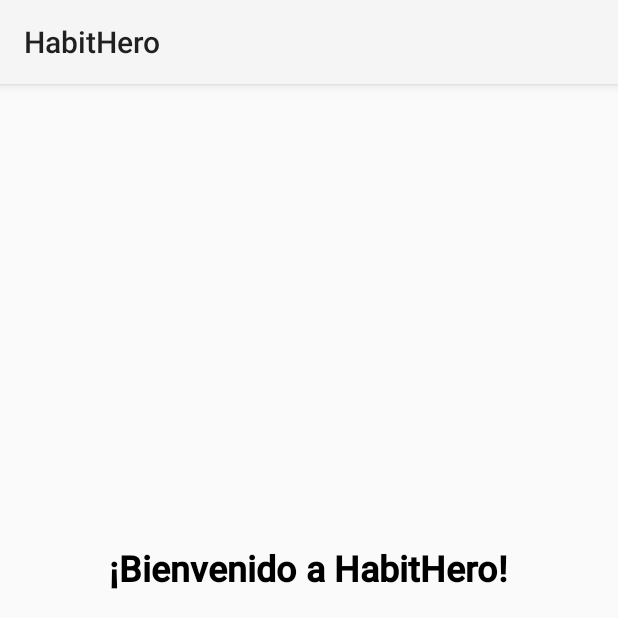
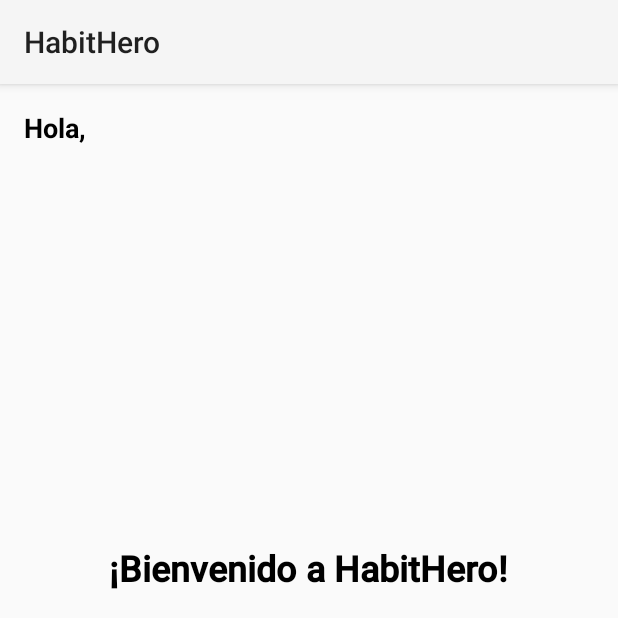
Before and after one commit to AlejandroVialardSantana/HabitHero, an Android app: the fragment HomeFragment shown on its own in the app's theme, on a phone screen of 412 x 824 dp, the top half of it. Run offline under Robolectric (Android 15) with nearby library versions, the phone set to English and light mode, and no system bars; our stand-ins replace Firebase (no records; nobody signed in at launch, a user with empty details on screens opened directly); libraries missing offline, so code that uses them is left out: io.grpc.

Commit message:
FEAT: Nombre de usuario y arreglo de datos en inglés

```diff
--- a/app/build.gradle.kts
+++ b/app/build.gradle.kts
@@ -42,13 +42,14 @@ android {
 }
 
 dependencies {
+    implementation ("com.github.PhilJay:MPAndroidChart:v3.1.0")
     implementation("androidx.cardview:cardview:1.0.0")
     implementation("androidx.navigation:navigation-fragment-ktx:2.7.7")
     implementation("androidx.navigation:navigation-ui-ktx:2.7.7")
     implementation(platform("com.google.firebase:firebase-bom:32.8.0"))
     implementation("com.google.firebase:firebase-firestore")
     implementation("com.google.firebase:firebase-analytics")
-    implementation("com.google.android.gms:play-services-auth:21.0.0")
+    implementation("com.google.android.gms:play-services-auth:21.1.1")
     implementation("com.google.firebase:firebase-auth")
     implementation("androidx.core:core-ktx:1.13.0")
     implementation("androidx.appcompat:appcompat:1.6.1")
--- a/app/src/main/java/com/avs/habithero/models/Habit.kt
+++ b/app/src/main/java/com/avs/habithero/models/Habit.kt
@@ -4,7 +4,7 @@ data class Habit(
     var habitId: String? = null,
     val title: String = "",
     val type: String = "",
-    val frequencyType: String = "Weekly",
+    val frequencyType: String = "",
     val selectedDays: List<Boolean> = listOf(false, false, false, false, false, false, false),
     val notificationTimes: List<String> = listOf(),
     val duration: Int = 0,
--- a/app/src/main/java/com/avs/habithero/models/User.kt
+++ b/app/src/main/java/com/avs/habithero/models/User.kt
@@ -1,7 +1,7 @@
 package com.avs.habithero.models
 
 data class User(
-    val userId: String,
-    val username: String,
-    val email: String,
+    val userId: String = "",
+    val username: String = "",
+    val email: String = ""
 )
--- a/app/src/main/java/com/avs/habithero/repositories/AuthRepository.kt
+++ b/app/src/main/java/com/avs/habithero/repositories/AuthRepository.kt
@@ -59,7 +59,7 @@ class AuthRepository {
         return result
     }
 
-    fun saveUserData(user: User, result: MutableLiveData<Result<Boolean>>) {
+    private fun saveUserData(user: User, result: MutableLiveData<Result<Boolean>>) {
         val userData = hashMapOf(
             "userId" to user.userId,
             "username" to user.username,
@@ -87,4 +87,18 @@ class AuthRepository {
     fun getCurrentUserId(): String {
         return auth.currentUser?.uid ?: ""
     }
+
+    fun getUsername(): LiveData<String> {
+        val result = MutableLiveData<String>()
+
+        db.collection("users").document(getCurrentUserId()).get().addOnCompleteListener { task ->
+            if (task.isSuccessful) {
+                val username = task.result?.getString("username") ?: ""
+                result.value = username
+            } else {
+                result.value = ""
+            }
+        }
+        return result
+    }
 }
--- a/app/src/main/java/com/avs/habithero/repositories/HabitRepository.kt
+++ b/app/src/main/java/com/avs/habithero/repositories/HabitRepository.kt
@@ -24,6 +24,7 @@ class HabitRepository {
                     _habits.postValue(habits)
                 } else {
                     Log.d("HabitRepository", "Current data: null")
+                    _habits.postValue(emptyList())
                 }
             }
     }
--- a/app/src/main/java/com/avs/habithero/ui/fragments/HomeFragment.kt
+++ b/app/src/main/java/com/avs/habithero/ui/fragments/HomeFragment.kt
@@ -4,6 +4,7 @@ import android.os.Bundle
 import android.os.Handler
 import android.os.Looper
 import android.view.LayoutInflater
+import android.view.MotionEvent
 import android.view.View
 import android.view.ViewGroup
 import androidx.fragment.app.Fragment
@@ -11,7 +12,9 @@ import androidx.navigation.fragment.findNavController
 import androidx.recyclerview.widget.LinearLayoutManager
 import com.avs.habithero.adapters.HabitAdapter
 import com.avs.habithero.databinding.FragmentHomeBinding
+import com.avs.habithero.repositories.AuthRepository
 import com.avs.habithero.repositories.HabitRepository
+import com.avs.habithero.viewmodel.AuthViewModel
 import com.avs.habithero.viewmodel.HomeViewModel
 import java.util.Calendar
 
@@ -21,10 +24,12 @@ class HomeFragment: Fragment() {
     private val binding get() = _binding!!
     private lateinit var habitAdapter: HabitAdapter
     private lateinit var viewModel: HomeViewModel
+    private lateinit var authViewModel: AuthViewModel
 
     override fun onCreateView(inflater: LayoutInflater, container: ViewGroup?, savedInstanceState: Bundle?): View? {
         _binding = FragmentHomeBinding.inflate(inflater, container, false)
         viewModel = HomeViewModel(HabitRepository())
+        authViewModel = AuthViewModel(AuthRepository())
         return binding.root
     }
 
@@ -34,11 +39,22 @@ class HomeFragment: Fragment() {
         observeHabits()
         scheduleMidnightRefresh()
 
+        binding.loading.visibility = View.VISIBLE
+        binding.welcomeMessage.visibility = View.INVISIBLE
+        binding.subWelcomeMessage.visibility = View.INVISIBLE
+        binding.habitsRecyclerView.visibility = View.INVISIBLE
+        binding.addHabit.visibility = View.INVISIBLE
+
+        authViewModel.getUsername().observe(viewLifecycleOwner) { username ->
+            binding.username.text = username
+        }
+
         binding.addHabit.setOnClickListener {
             val action = HomeFragmentDirections.actionHomeFragmentToAddHabitFragment(null)
             findNavController().navigate(action)
         }
     }
+
 
     override fun onDestroyView() {
         super.onDestroyView()
@@ -49,20 +65,39 @@ class HomeFragment: Fragment() {
         viewModel.habits.observe(viewLifecycleOwner) { allHabits ->
             val dayOfWeekIndex = Calendar.getInstance().get(Calendar.DAY_OF_WEEK)
             val currentDayIndex = if (dayOfWeekIndex == Calendar.SUNDAY) {
-                6 // Si es domingo (1 en Calendar), será 6 (sábado) en selectedDays
+                6
             } else {
-                dayOfWeekIndex - 2 // Para el resto, ajusta en consecuencia
+                dayOfWeekIndex - 2
             }
 
             val filteredHabits = allHabits.filter { it.selectedDays[currentDayIndex] }
             habitAdapter.updateData(filteredHabits)
-            updateWelcomeMessageVisibility(filteredHabits.isEmpty())
+
+            binding.loading.visibility = View.GONE
+            binding.addHabit.visibility = View.VISIBLE
+            if (filteredHabits.isEmpty()) {
+                binding.welcomeMessage.visibility = View.VISIBLE
+                binding.subWelcomeMessage.visibility = View.VISIBLE
+                binding.habitsRecyclerView.visibility = View.GONE
+            } else {
+                binding.welcomeMessage.visibility = View.GONE
+                binding.subWelcomeMessage.visibility = View.GONE
+                binding.habitsRecyclerView.visibility = View.VISIBLE
+            }
         }
     }
 
+
     private fun updateWelcomeMessageVisibility(isEmpty: Boolean) {
-        binding.welcomeMessage.visibility = if (isEmpty) View.VISIBLE else View.GONE
-        binding.subWelcomeMessage.visibility = if (isEmpty) View.VISIBLE else View.GONE
+        if (isEmpty) {
+            binding.welcomeMessage.visibility = View.VISIBLE
+            binding.subWelcomeMessage.visibility = View.VISIBLE
+            binding.habitsRecyclerView.visibility = View.GONE
+        } else {
+            binding.welcomeMessage.visibility = View.GONE
+            binding.subWelcomeMessage.visibility = View.GONE
+            binding.habitsRecyclerView.visibility = View.VISIBLE
+        }
     }
 
     private fun setupRecyclerView() {
--- a/app/src/main/java/com/avs/habithero/viewmodel/AuthViewModel.kt
+++ b/app/src/main/java/com/avs/habithero/viewmodel/AuthViewModel.kt
@@ -4,6 +4,7 @@ import androidx.lifecycle.LiveData
 import androidx.lifecycle.ViewModel
 import com.avs.habithero.repositories.AuthRepository
 import com.google.firebase.auth.AuthCredential
+import io.grpc.Context
 
 class AuthViewModel(private val authRepository: AuthRepository) : ViewModel() {
 
@@ -26,4 +27,8 @@ class AuthViewModel(private val authRepository: AuthRepository) : ViewModel() {
     fun signOut() {
         authRepository.signOut()
     }
+
+    fun getUsername(): LiveData<String> {
+        return authRepository.getUsername()
+    }
 }
--- a/app/src/main/java/com/avs/habithero/viewmodel/HomeViewModel.kt
+++ b/app/src/main/java/com/avs/habithero/viewmodel/HomeViewModel.kt
@@ -4,8 +4,6 @@ import android.app.AlarmManager
 import android.app.PendingIntent
 import android.content.Context
 import android.content.Intent
-import android.os.Build
-import android.provider.CalendarContract
 import android.util.Log
 import androidx.lifecycle.LiveData
 import androidx.lifecycle.ViewModel
--- a/app/src/main/res/layout/fragment_home.xml
+++ b/app/src/main/res/layout/fragment_home.xml
@@ -14,9 +14,10 @@
         android:textColor="@color/black"
         android:textSize="24sp"
         android:textStyle="bold"
+        android:visibility="invisible"
         app:layout_constraintBottom_toBottomOf="parent"
-        app:layout_constraintLeft_toLeftOf="parent"
-        app:layout_constraintRight_toRightOf="parent"
+        app:layout_constraintEnd_toEndOf="parent"
+        app:layout_constraintStart_toStartOf="parent"
         app:layout_constraintTop_toTopOf="parent"
         app:layout_constraintVertical_bias="0.416" />
 
@@ -29,6 +30,7 @@
         android:textAlignment="center"
         android:textColor="@color/black"
         android:textSize="18sp"
+        android:visibility="invisible"
         app:layout_constraintBottom_toBottomOf="parent"
         app:layout_constraintHorizontal_bias="0.491"
         app:layout_constraintLeft_toLeftOf="parent"
@@ -39,18 +41,20 @@
     <androidx.recyclerview.widget.RecyclerView
         android:id="@+id/habitsRecyclerView"
         android:layout_width="0dp"
-        android:layout_height="0dp"
+        android:layout_height="570dp"
+        android:visibility="invisible"
         app:layout_constraintBottom_toTopOf="@id/addHabit"
         app:layout_constraintEnd_toEndOf="parent"
         app:layout_constraintHorizontal_bias="0.0"
         app:layout_constraintStart_toStartOf="parent"
-        app:layout_constraintTop_toTopOf="parent"
-        app:layout_constraintVertical_bias="0.0" />
+        app:layout_constraintTop_toBottomOf="@+id/username"
+        app:layout_constraintVertical_bias="0.816" />
 
     <com.google.android.material.floatingactionbutton.FloatingActionButton
         android:id="@+id/addHabit"
         android:layout_width="wrap_content"
         android:layout_height="wrap_content"
+        android:visibility="invisible"
         android:contentDescription="Add Habit"
         app:layout_constraintBottom_toBottomOf="parent"
         app:layout_constraintEnd_toEndOf="parent"
@@ -60,4 +64,43 @@
         app:layout_constraintVertical_bias="0.976"
         app:srcCompat="@drawable/ic_add" />
 
+    <ProgressBar
+        android:id="@+id/loading"
+        android:layout_width="wrap_content"
+        android:layout_height="wrap_content"
+        app:layout_constraintBottom_toBottomOf="parent"
+        app:layout_constraintEnd_toEndOf="parent"
+        app:layout_constraintStart_toStartOf="parent"
+        app:layout_constraintTop_toTopOf="parent"/>
+
+    <TextView
+        android:id="@+id/textView3"
+        android:layout_width="wrap_content"
+        android:layout_height="wrap_content"
+        android:text="@string/hello"
+        android:textColor="@color/black"
+        android:textSize="18sp"
+        android:textStyle="bold"
+        app:layout_constraintBottom_toBottomOf="parent"
+        app:layout_constraintEnd_toEndOf="parent"
+        app:layout_constraintHorizontal_bias="0.043"
+        app:layout_constraintStart_toStartOf="parent"
+        app:layout_constraintTop_toTopOf="parent"
+        app:layout_constraintVertical_bias="0.022" />
+
+    <TextView
+        android:id="@+id/username"
+        android:layout_width="wrap_content"
+        android:layout_height="wrap_content"
+        android:text=""
+        android:textColor="@color/black"
+        android:textSize="18sp"
+        android:textStyle="bold"
+        app:layout_constraintBottom_toBottomOf="parent"
+        app:layout_constraintEnd_toEndOf="parent"
+        app:layout_constraintHorizontal_bias="0.0"
+        app:layout_constraintStart_toEndOf="@+id/textView3"
+        app:layout_constraintTop_toTopOf="parent"
+        app:layout_constraintVertical_bias="0.022" />
+
 </androidx.constraintlayout.widget.ConstraintLayout>
--- a/app/src/main/res/layout/fragment_settings.xml
+++ b/app/src/main/res/layout/fragment_settings.xml
@@ -22,10 +22,10 @@
         android:id="@+id/changeLanguage"
         android:layout_width="323dp"
         android:layout_height="53dp"
-        android:layout_marginStart="44dp"
         android:layout_marginTop="32dp"
         android:text="@string/change_language"
         app:layout_constraintBottom_toBottomOf="parent"
+        app:layout_constraintEnd_toEndOf="parent"
         app:layout_constraintStart_toStartOf="parent"
         app:layout_constraintTop_toBottomOf="@id/textViewSettingsHeader"
         app:layout_constraintVertical_bias="0.299" />
--- a/app/src/main/res/values/strings.xml
+++ b/app/src/main/res/values/strings.xml
@@ -27,6 +27,7 @@
     <!-- Home Fragment -->
     <string name="welcome_message">¡Bienvenido a HabitHero!</string>
     <string name="sub_welcome_message">Comienza añadiendo los hábitos que quieras cumplir</string>
+    <string name="hello">Hola, </string>
 
     <!-- Settings Fragment -->
     <string name="change_language">Cambiar idioma</string>
--- a/settings.gradle.kts
+++ b/settings.gradle.kts
@@ -3,6 +3,7 @@ pluginManagement {
         google()
         mavenCentral()
         gradlePluginPortal()
+        maven { url = uri("https://jitpack.io") }
     }
 }
 dependencyResolutionManagement {
@@ -10,6 +11,7 @@ dependencyResolutionManagement {
     repositories {
         google()
         mavenCentral()
+        maven { url = uri("https://jitpack.io") }
     }
 }
 
```
Also changed, not shown: app/src/main/java/com/avs/habithero/enums/HabitFrequency.kt (added, +8 -0 lines), app/src/main/java/com/avs/habithero/ui/fragments/AddHabitFragment.kt (+34 -19 lines), app/src/main/res/layout/fragment_stats.xml (+35 -8 lines), 2 other files.
